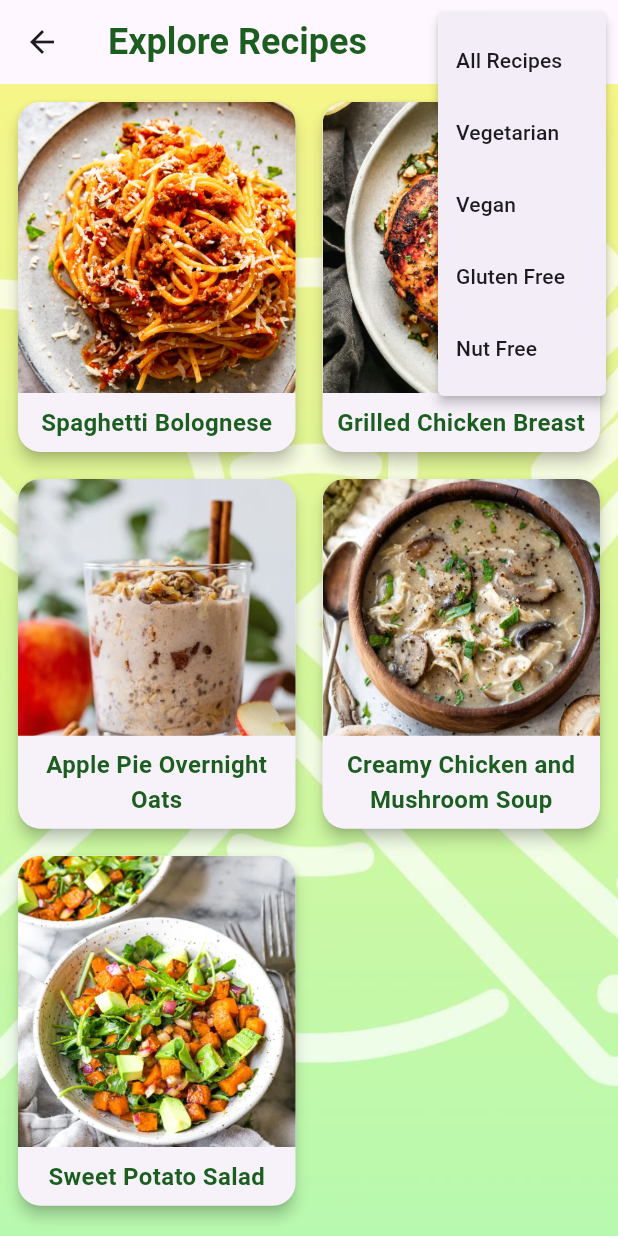
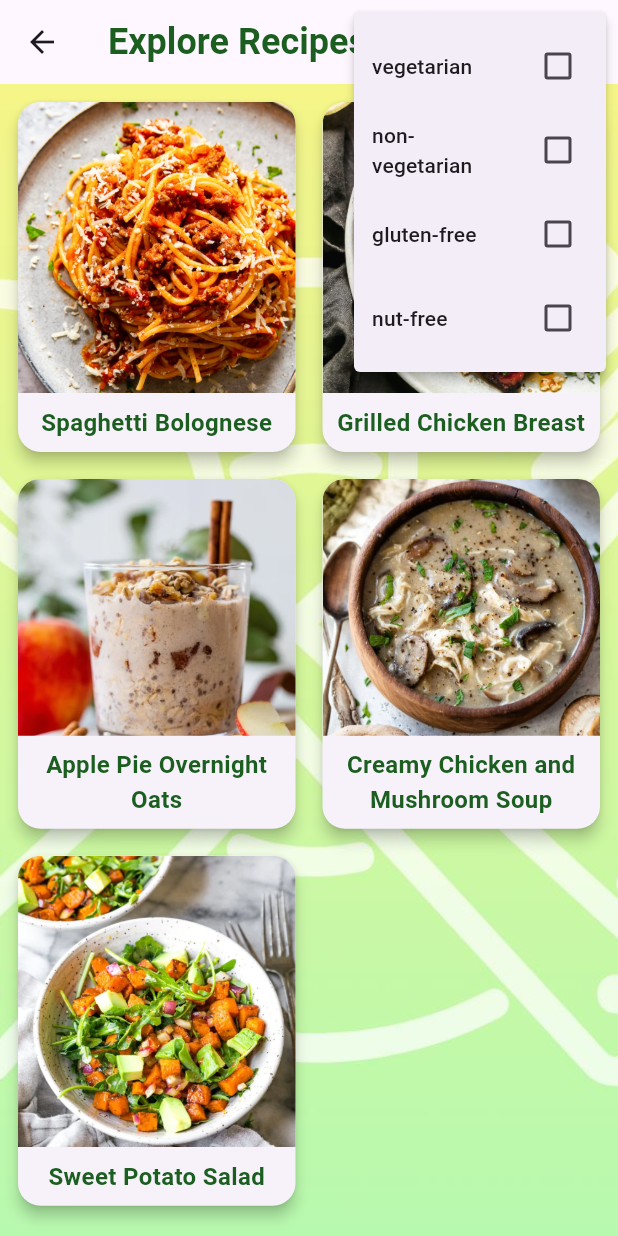
Before and after one commit to emmawalkerMAD2024/PROJ01_Recipeapp, a Flutter app: the ExploreRecipesPage screen opened directly, after a tap on the "filter list" icon, on a phone screen of 412 x 824 dp. Run offline on Flutter 3.47's test engine with Material 3 defaults, Android fonts, the phone set to English and light mode, and no system bars.

Commit message:
added more filters

```diff
--- a/lib/pages/ExploresPage.dart
+++ b/lib/pages/ExploresPage.dart
@@ -58,53 +58,62 @@ class ExploreRecipesPageState extends State<ExploreRecipesPage> {
   }
 
   Widget _buildDietToggle() {
-    return PopupMenuButton<String>(
-      onSelected: (String newDiet) {
-        setState(() {
-          selectedDiet = newDiet;
-        });
+    return PopupMenuButton(
+      icon: Icon(Icons.filter_list),
+      itemBuilder: (BuildContext context) {
+        return <PopupMenuEntry>[
+          PopupMenuItem(
+            child: Column(
+              crossAxisAlignment: CrossAxisAlignment.start,
+              children: dietFilters.keys.map((dietOption) {
+                return CheckboxListTile(
+                  title: Text(dietOption),
+                  value: dietFilters[dietOption],
+                  onChanged: (bool? value) {
+                    setState(() {
+                      dietFilters[dietOption] = value!;
+                    });
+                  },
+                );
+              }).toList(),
+            ),
+          ),
+        ];
       },
-      itemBuilder: (BuildContext context) => <PopupMenuEntry<String>>[
-        const PopupMenuItem<String>(
-          value: 'all',
-          child: Text('All Recipes'),
-        ),
-        const PopupMenuItem<String>(
-          value: 'vegetarian',
-          child: Text('Vegetarian'),
-        ),
-        const PopupMenuItem<String>(
-          value: 'vegan',
-          child: Text('Vegan'),
-        ),const PopupMenuItem<String>(
-          value: 'gluten-free',
-          child: Text('Gluten Free'),
-        ),
-        const PopupMenuItem<String>(
-          value: 'nut-free',
-          child: Text('Nut Free'),
-        ),
-      ],
-      icon: Icon(Icons.filter_list),
     );
   }
-}
+  }
 
-String selectedDiet = 'all';
+
+
+ Map<String, bool> dietFilters = {
+    'vegetarian': false,
+    'non-vegetarian': false,
+    'gluten-free': false,
+    'nut-free':false
+  };
 
  List<Map<String, dynamic>> get _filteredRecipes {
-    if (selectedDiet == 'all') {
+      // If no filter is selected, return all recipes
+    if (dietFilters.values.every((selected) => !selected)) {
       return recipes;
     }
-    return recipes.where((recipe) => recipe['diet'] == selectedDiet).toList();
+
+    // Return recipes that match any of the selected diets
+    return recipes.where((recipe) {
+      // Check if the recipe has any of the selected diet options
+      return dietFilters.entries.any((filter) =>
+          filter.value == true && recipe['diet'].contains(filter.key));
+    }).toList();
   }
 
  final List<Map<String, dynamic>> recipes = [
     {
       "image": "assets/aspaghetti.png",
       "title": "Spaghetti Bolognese",
+      "ingredients": ["1 tbsp Olive Oil", "1 Onion, Diced", "2 Carrots, Diced", "2 Celery Stalks, Diced", "2 to 3 Cloves Garlic", "5 Leaves Fresh Basil (or 2 tsp Dried Basil)","14 oz Canned Diced Tomatoes", "17 oz Crushed Tomatoes", "1 c Water", "2 tsp Dried Oregano", "1 lb Ground Beef, Extra Lean", "Salt and Pepper to Taste", "1 lb Spaghetti", "Freshly Grated Parmesean Cheese"],
       "instructions": "1. In a large and deep frying pan or a Dutch Oven heat 1 tbsp of olive oil, then add diced onions, carrots, celery, minced garlic and cook on low heat for 10 minutes without colouring the vegetables. \n2. Then add ground beef and brown it until the beef is no longer pink inside while stirring the whole time and making sure to break up the beef. Pour in both types of canned tomatoes and water with a pinch of salt and pepper.\n3. Sprinkle in some dried oregano and torn basil leaves (reserve a few small ones), bring everything to a boil. Then turn the heat down and let it simmer with a lid ajar for for 2.5-3 hours stirring it once in a while.\n4. When your Bolognese is nearly done, boil a large pot of water and cook spaghetti according to package directions. \n5. Drain your spaghetti and add your pasta to the sauce, stir gently and take off the heat. Top with reserved basil leaves. Serve with freshly grated Parmesan cheese.",
-      "diet": ["all", "nut-free"]
+      "diet": ["nut-free"]
     },
     {
       "image": "assets/agrilledchicken.png",
```
